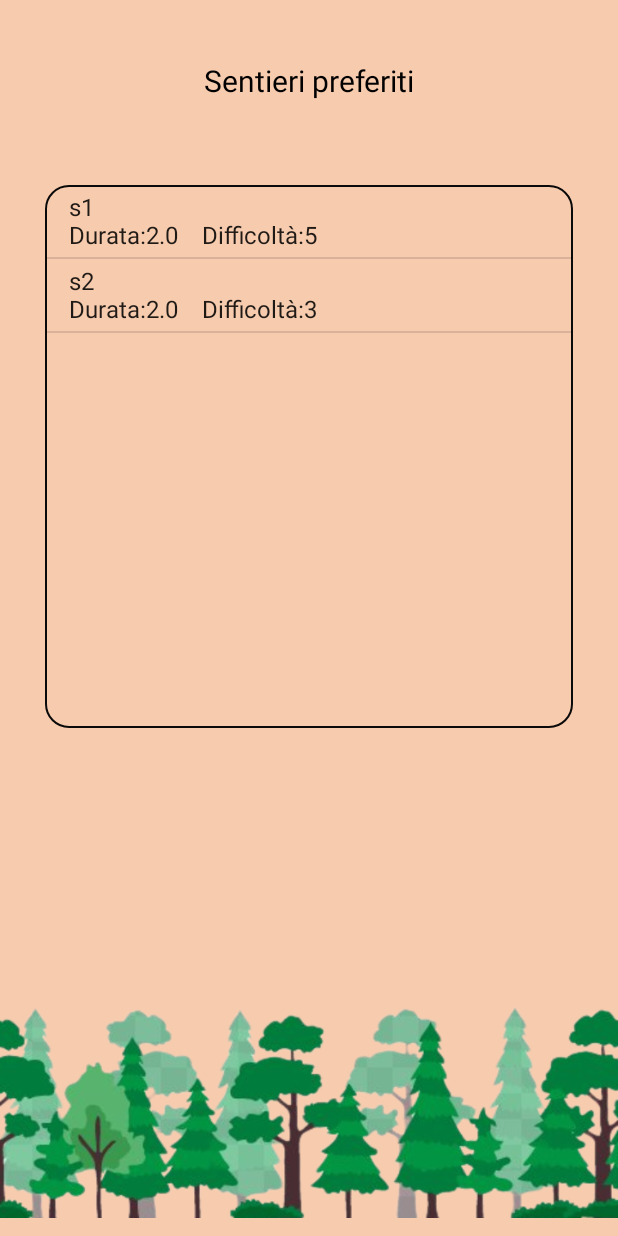
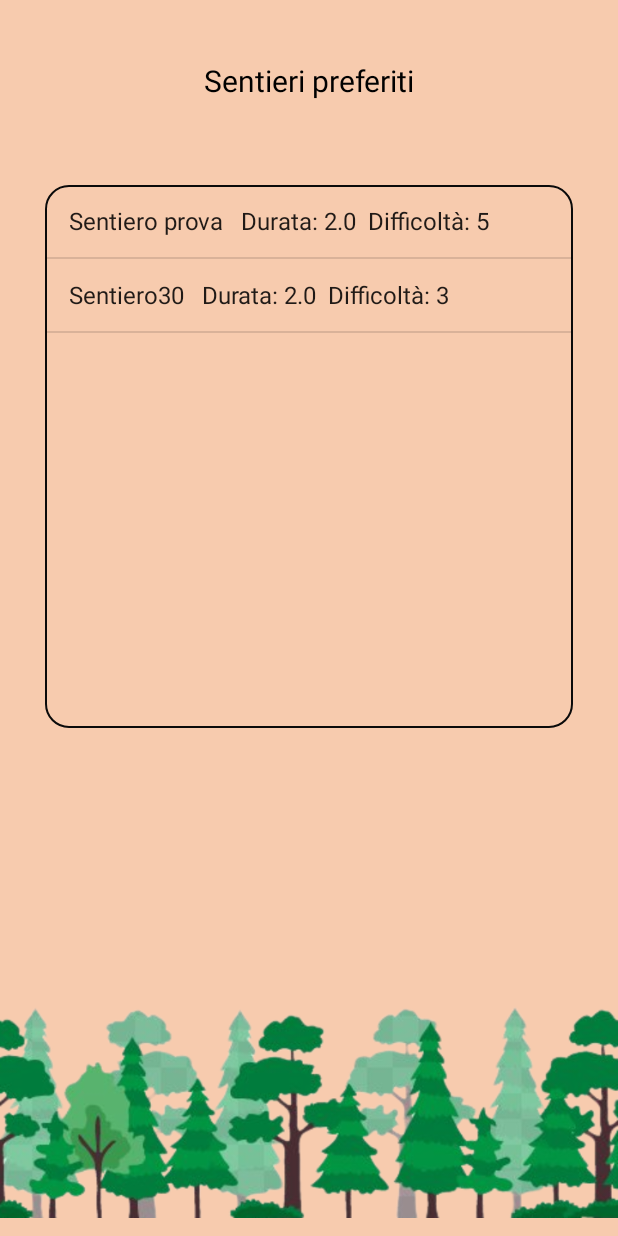
Before and after one commit to AntoDJ/NaTour2021, an Android app: the fragment PlaylistFragment placed in its activity, after a tap on "Sentieri preferiti", on a phone screen of 412 x 824 dp. Run offline under Robolectric (Android 15) with nearby library versions, the phone set to English and light mode, and no system bars.

Commit message:
Playlist

```diff
--- a/app/src/main/java/Controller/Controller.java
+++ b/app/src/main/java/Controller/Controller.java
@@ -113,30 +113,74 @@ public class Controller {
         return mapViewFragment;
     }
 
-    //Mi salvo il nome della playlist se può servire dopo
-    public String playlist;
-    public void openPlaylistView(PlaylistFragment playlistFragment, String nomePlaylist){
-        playlist = nomePlaylist;
-        Intent i = new Intent(playlistFragment.getActivity(), PlaylistView.class);
-        playlistFragment.startActivity(i);
-    }
+    public void getPathOfPlaylist(PlaylistFragment playlistFragment, String nomePlaylist){
 
-    public ArrayList<Path> getPathOfPlaylist(String nomePlaylist){
-
-        Path p1 = new Path("s1", 5, 2);
-        Path p2 = new Path("s2", 3, 2);
+        Path p1 = new Path("Sentiero prova", 5, 2);
+        Path p2 = new Path("Sentiero30", 3, 2);
 
         ArrayList<Path> path = new ArrayList<>();
         path.add(p1);
         path.add(p2);
         //Scrivere codice che si collega al db per prendere i sentieri della playlist
-        return path;
+        //Chiamare openPlaylistView giù nel success
+        this.openPlayListView(playlistFragment,path, nomePlaylist);
     }
 
+    public void openPlayListView(PlaylistFragment playlistFragment, ArrayList<Path> pathOfPlaylist, String nomePlaylist){
+        ArrayList<String> nomiSentieri = new ArrayList<>();
+        ArrayList<String> durdiffSentieri= new ArrayList<>();
+        for(Path p:pathOfPlaylist) {
+            nomiSentieri.add(p.getNomeSentiero());
+            durdiffSentieri.add("  Durata: "+p.getDurata()+"  Difficoltà: "+p.getDifficolta());
+        }
+        Intent i = new Intent(playlistFragment.getActivity(), PlaylistView.class);
+        i.putExtra("nomiSentieri",nomiSentieri);
+        i.putExtra("durdiffSentieri",durdiffSentieri);
+        i.putExtra("nomePlaylist",nomePlaylist);
+        playlistFragment.startActivity(i);
+    }
+
+
+
+    public void getAllDetailsOfPlaylistPath(PlaylistView playlistView,String nomePlaylist ,String nomeSentiero){
+        Path tmpPath = new Path(nomeSentiero);
+        Call<Path> call = pathDAO.getPath(tmpPath);
+
+        call.enqueue(new Callback<Path>() {
+            @Override
+            public void onResponse(Call<Path> call, Response<Path> response) {
+                if(response.body()!=null&&response.body().getNomeSentiero().equals(nomeSentiero)) {
+                    Controller c = Controller.getInstance();
+                    c.openPlaylistDetailsView(playlistView, nomePlaylist, response.body());
+                }
+                else{
+                    Controller c = Controller.getInstance();
+                    c.bigError();
+                }
+            }
+            @Override
+            public void onFailure(Call<Path> call, Throwable t) {
+            }
+        });
+    }
+
+    public void openPlaylistDetailsView(PlaylistView playlistView, String playlistName, Path p){
+        Intent i = new Intent(playlistView, PlaylistDetailsView.class);
+        i.putExtra("nomesentiero", p.getNomeSentiero());
+        i.putExtra("coordinate", p.getCoordinateAsArray());
+        i.putExtra("puntoiniziale", p.getPuntoIniziale());
+        i.putExtra("difficolta", p.getDifficolta());
+        i.putExtra("durata", p.getDurata());
+        i.putExtra("descrizione", p.getDescrizione());
+        i.putExtra("datamodifica", p.getDataModifica());
+        i.putExtra("creatore", p.getCreatore());
+        i.putExtra("playlist", playlistName);
+        playlistView.startActivity(i);
+    }
     public ArrayList<Path> getPersonalPathOfPlaylist(){
 
-        Path p1 = new Path("s3", 5, 2);
-        Path p2 = new Path("s4", 5, 2);
+        Path p1 = new Path("Sentiero prova", 5, 2);
+        Path p2 = new Path("Sentiero30", 5, 2);
 
         ArrayList<Path> path = new ArrayList<>();
         path.add(p1);
@@ -144,13 +188,6 @@ public class Controller {
 
         //Scrivere codice che si collega al db per prendere i sentieri della playlist
         return path;
-    }
-
-    public String namePath;
-    public void openPlaylistDetailsView(PlaylistView playlistView, String pathName){
-        namePath = pathName;
-        Intent i = new Intent(playlistView, PlaylistDetailsView.class);
-        playlistView.startActivity(i);
     }
 
     public void openPersonalDetailsView(PersonalPlaylistView personalPlaylistView){
--- a/app/src/main/java/Login/ui/playlist/PlaylistFragment.java
+++ b/app/src/main/java/Login/ui/playlist/PlaylistFragment.java
@@ -49,10 +49,8 @@ public class PlaylistFragment extends Fragment {
         playlistListView.setOnItemClickListener((adapterView, view, i, l) -> {
             Controller c = Controller.getInstance();
             String nomePlaylist = playlistListView.getItemAtPosition(i).toString();
-            c.openPlaylistView(this, nomePlaylist);
+            c.getPathOfPlaylist(this, nomePlaylist);
         });
-
-
         return root;
     }
 
--- a/app/src/main/java/Playlist/PlaylistView.java
+++ b/app/src/main/java/Playlist/PlaylistView.java
@@ -3,6 +3,7 @@ package Playlist;
 import androidx.appcompat.app.AppCompatActivity;
 
 import android.app.ActionBar;
+import android.content.Intent;
 import android.os.Bundle;
 import android.view.View;
 import android.view.ViewGroup;
@@ -26,20 +27,20 @@ public class PlaylistView extends AppCompatActivity {
     protected void onCreate(Bundle savedInstanceState) {
         super.onCreate(savedInstanceState);
         setContentView(R.layout.activity_playlist_view);
+        Intent intent = getIntent();
 
         ListView sentieriPlaylist = (ListView) findViewById(R.id.sentieriPlaylistListView);
 
         c = Controller.getInstance();
         TextView nomePlaylist = (TextView) findViewById(R.id.nomePlaylistTextView);
-        nomePlaylist.setText(c.playlist);
+        nomePlaylist.setText(intent.getStringExtra("nomePlaylist"));
 
+        ArrayList<String> nomiSentieri = intent.getStringArrayListExtra("nomiSentieri");
+        ArrayList<String> durdiffSentieri = intent.getStringArrayListExtra("durdiffSentieri");
 
-        path = c.getPathOfPlaylist(nomePlaylist.getText().toString());
-        ArrayList<String> dettagliSentiero = new ArrayList<>();
-        for(Path p : path){
-            dettagliSentiero.add(p.getNomeSentiero() + " \nDurata:" + p.getDurata() + "    Difficoltà:" + p.getDifficolta());
-        }
-
+        ArrayList<String> dettagliSentiero= new ArrayList<>();
+        for(int i=0;i<nomiSentieri.size();i++)
+            dettagliSentiero.add(nomiSentieri.get(i)+" "+durdiffSentieri.get(i));
 
         ArrayAdapter arrayAdapter = new ArrayAdapter(this, android.R.layout.simple_list_item_1, dettagliSentiero);
         sentieriPlaylist.setAdapter(arrayAdapter);
@@ -47,10 +48,7 @@ public class PlaylistView extends AppCompatActivity {
 
         sentieriPlaylist.setOnItemClickListener((adapterView, view, i, l) -> {
             Controller c = Controller.getInstance();
-            String text = sentieriPlaylist.getItemAtPosition(i).toString();
-            int index = text.indexOf(' ');
-            String sentiero = text.substring(0, index);
-            c.openPlaylistDetailsView(this, sentiero);
+            c.getAllDetailsOfPlaylistPath(this, intent.getStringExtra("nomePlaylist"),nomiSentieri.get(i));
         });
 
 
```
Also changed, not shown: app/src/main/java/Playlist/PlaylistDetailsView.java (+6 -2 lines).
